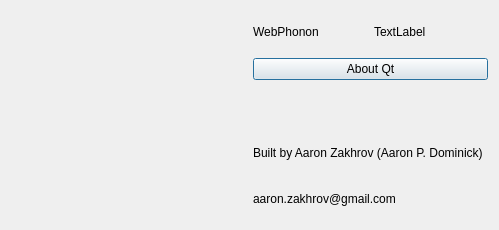
Above: aboutdialog.ui from Zakhrov/WebPhonon before the change. Below: the same form after it.
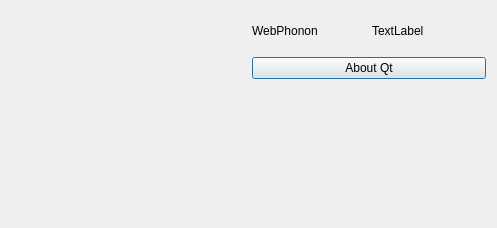
That is the form after the change. Icons and pictures are not drawn.

Diff of the .ui file:
```diff
--- a/aboutdialog.ui
+++ b/aboutdialog.ui
@@ -6,8 +6,8 @@
    <rect>
     <x>0</x>
     <y>0</y>
-    <width>499</width>
-    <height>230</height>
+    <width>497</width>
+    <height>228</height>
    </rect>
   </property>
   <property name="windowTitle">
@@ -35,7 +35,7 @@
    <item row="4" column="1">
     <widget class="QLabel" name="label_5">
      <property name="text">
-      <string>aaron.zakhrov@gmail.com</string>
+      <string/>
      </property>
     </widget>
    </item>
@@ -62,7 +62,7 @@
    <item row="3" column="1">
     <widget class="QLabel" name="label_4">
      <property name="text">
-      <string>Built by Aaron Zakhrov (Aaron P. Dominick)</string>
+      <string/>
      </property>
     </widget>
    </item>
```
